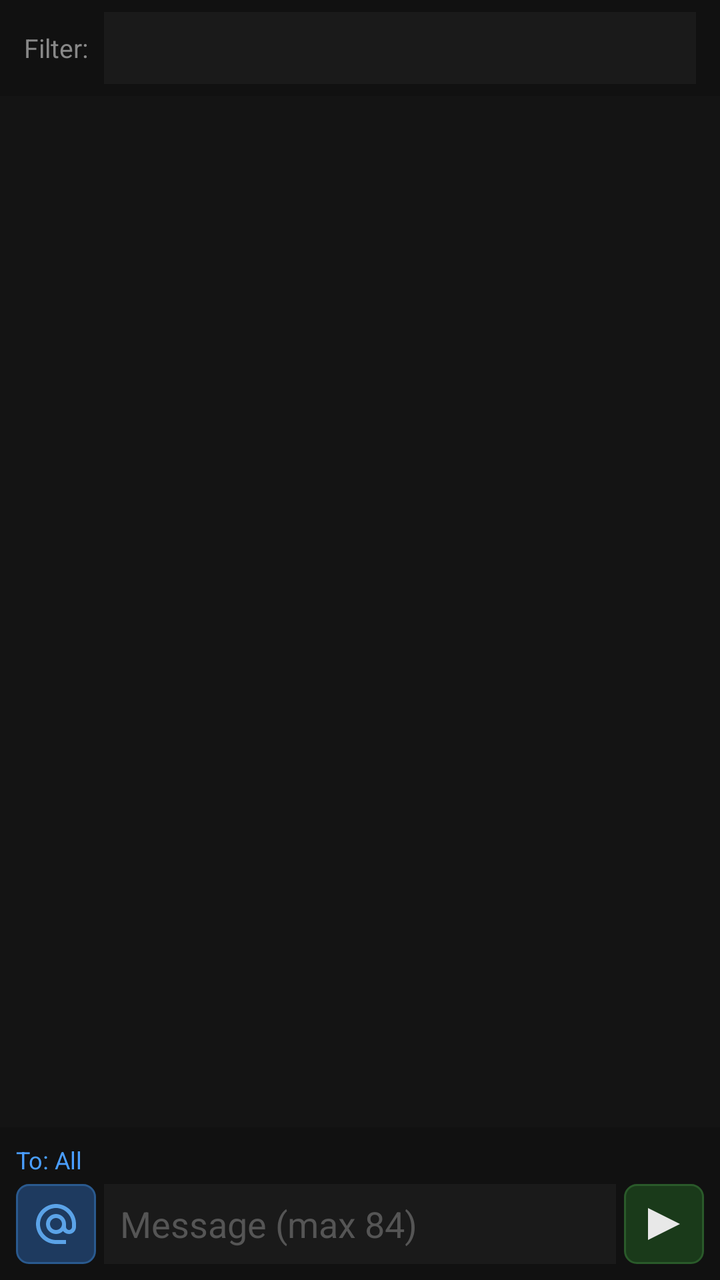
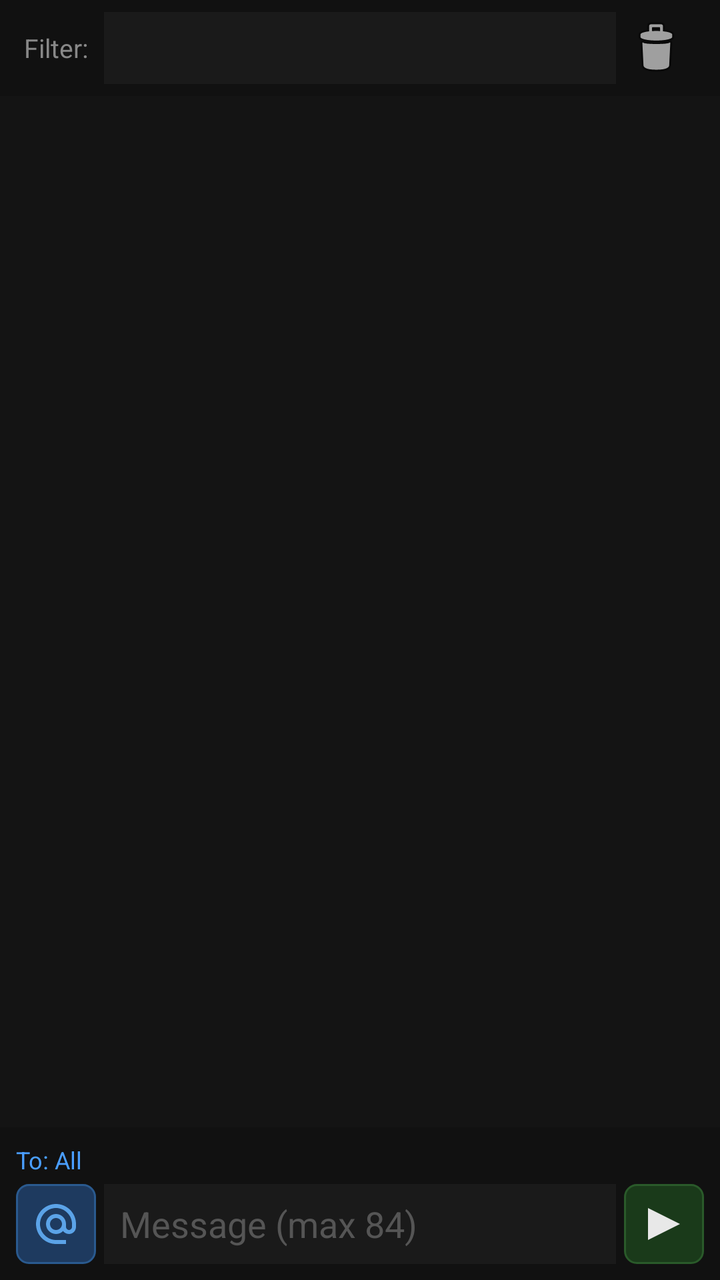

An Android layout rendered at two revisions. The XML below is the earlier revision; the diff shows what the commit changed to produce the second picture.
<!-- AndroidManifest.xml: application theme Theme.MeshTRX -->
<!-- res/layout/fragment_messages.xml -->
<?xml version="1.0" encoding="utf-8"?>
<LinearLayout xmlns:android="http://schemas.android.com/apk/res/android"
    android:layout_width="match_parent"
    android:layout_height="match_parent"
    android:orientation="vertical"
    android:background="#141414">

    
    <LinearLayout
        android:layout_width="match_parent"
        android:layout_height="wrap_content"
        android:orientation="horizontal"
        android:gravity="center_vertical"
        android:paddingHorizontal="12dp"
        android:paddingVertical="6dp"
        android:background="#111111">

        <TextView
            android:layout_width="wrap_content"
            android:layout_height="wrap_content"
            android:text="@string/filter"
            android:textColor="#888888"
            android:textSize="13sp" />

        <Spinner android:id="@+id/spinnerFilter"
            android:layout_width="0dp"
            android:layout_height="36dp"
            android:layout_weight="1"
            android:layout_marginStart="8dp"
            android:background="#1a1a1a"
            android:popupBackground="#1a1a1a" />
    </LinearLayout>

    
    <androidx.recyclerview.widget.RecyclerView
        android:id="@+id/rvMessages"
        android:layout_width="match_parent"
        android:layout_height="0dp"
        android:layout_weight="1"
        android:padding="8dp"
        android:clipToPadding="false" />

    
    <LinearLayout
        android:layout_width="match_parent"
        android:layout_height="wrap_content"
        android:orientation="vertical"
        android:padding="8dp"
        android:background="#111111">

        <TextView android:id="@+id/tvDest"
            android:layout_width="wrap_content"
            android:layout_height="wrap_content"
            android:text="@string/to_all"
            android:textColor="#4a9eff"
            android:textSize="12sp"
            android:layout_marginBottom="4dp" />

        <LinearLayout
            android:layout_width="match_parent"
            android:layout_height="wrap_content"
            android:orientation="horizontal">

            <ImageButton android:id="@+id/btnDest"
                android:layout_width="40dp"
                android:layout_height="40dp"
                android:src="@drawable/ic_at"
                android:background="@drawable/btn_blue"
                android:scaleType="centerInside"
                android:contentDescription="@string/callsign"
                android:enabled="false" />

            <EditText android:id="@+id/etMessage"
                android:layout_width="0dp"
                android:layout_height="40dp"
                android:layout_weight="1"
                android:hint="@string/msg_hint"
                android:textColor="#e8e8e8"
                android:textColorHint="#555555"
                android:background="#1a1a1a"
                android:paddingHorizontal="8dp"
                android:maxLength="84"
                android:inputType="text"
                android:singleLine="true"
                android:layout_marginHorizontal="4dp" />

            <ImageButton android:id="@+id/btnSend"
                android:layout_width="40dp"
                android:layout_height="40dp"
                android:src="@drawable/ic_send"
                android:background="@drawable/btn_green"
                android:scaleType="centerInside"
                android:contentDescription="@string/send"
                android:enabled="false" />

            <ImageButton android:id="@+id/btnVoice"
                android:layout_width="40dp"
                android:layout_height="40dp"
                android:src="@drawable/ic_mic"
                android:background="@drawable/btn_circle_gray"
                android:scaleType="centerInside"
                android:contentDescription="Voice"
                android:layout_marginStart="4dp"
                android:visibility="gone" />
        </LinearLayout>

        
        <LinearLayout android:id="@+id/layoutRecording"
            android:layout_width="match_parent"
            android:layout_height="40dp"
            android:orientation="horizontal"
            android:gravity="center_vertical"
            android:visibility="gone"
            android:layout_marginTop="4dp">
            <View android:id="@+id/viewRecDot"
                android:layout_width="10dp"
                android:layout_height="10dp"
                android:background="#ff4444" />
            <TextView android:id="@+id/tvRecTime"
                android:layout_width="wrap_content"
                android:layout_height="wrap_content"
                android:text="0:00"
                android:textColor="#ff4444"
                android:textSize="14sp"
                android:layout_marginStart="8dp" />
            <ProgressBar android:id="@+id/pbRecLevel"
                style="@android:style/Widget.ProgressBar.Horizontal"
                android:layout_width="0dp"
                android:layout_height="6dp"
                android:layout_weight="1"
                android:layout_marginHorizontal="12dp"
                android:max="5000" />
            <TextView android:id="@+id/tvRecCancel"
                android:layout_width="wrap_content"
                android:layout_height="wrap_content"
                android:text="@string/cancel"
                android:textColor="#888888"
                android:textSize="12sp"
                android:padding="8dp" />
        </LinearLayout>
    </LinearLayout>

</LinearLayout>
<!-- resources referenced by this layout -->
<resources>
  <!-- drawable btn_blue (drawable) -->
  <?xml version="1.0" encoding="utf-8"?>
  <shape xmlns:android="http://schemas.android.com/apk/res/android"
      android:shape="rectangle">
      <solid android:color="#1e3a5f" />
      <stroke android:width="1dp" android:color="#2a5a8f" />
      <corners android:radius="6dp" />
  </shape>
  <!-- drawable btn_circle_gray (drawable) -->
  <?xml version="1.0" encoding="utf-8"?>
  <shape xmlns:android="http://schemas.android.com/apk/res/android"
      android:shape="oval">
      <solid android:color="#222222" />
      <stroke android:width="1dp" android:color="#333333" />
  </shape>
  <!-- drawable btn_green (drawable) -->
  <?xml version="1.0" encoding="utf-8"?>
  <shape xmlns:android="http://schemas.android.com/apk/res/android"
      android:shape="rectangle">
      <solid android:color="#1a3a1a" />
      <stroke android:width="1dp" android:color="#2a5a2a" />
      <corners android:radius="6dp" />
  </shape>
  <!-- drawable ic_at (drawable) -->
  <?xml version="1.0" encoding="utf-8"?>
  <vector xmlns:android="http://schemas.android.com/apk/res/android"
      android:width="24dp"
      android:height="24dp"
      android:viewportWidth="24"
      android:viewportHeight="24">
      <path
          android:fillColor="#5ba3e8"
          android:pathData="M12,2C6.48,2 2,6.48 2,12s4.48,10 10,10h5v-2h-5c-4.34,0 -8,-3.66 -8,-8s3.66,-8 8,-8 8,3.66 8,8v1.43c0,0.79 -0.71,1.57 -1.5,1.57s-1.5,-0.78 -1.5,-1.57V12c0,-2.76 -2.24,-5 -5,-5s-5,2.24 -5,5 2.24,5 5,5c1.38,0 2.64,-0.56 3.54,-1.47 0.65,0.89 1.77,1.47 2.96,1.47 1.97,0 3.5,-1.6 3.5,-3.57V12c0,-5.52 -4.48,-10 -10,-10zM12,15c-1.66,0 -3,-1.34 -3,-3s1.34,-3 3,-3 3,1.34 3,3 -1.34,3 -3,3z" />
  </vector>
  <!-- drawable ic_mic (drawable) -->
  <vector xmlns:android="http://schemas.android.com/apk/res/android"
      android:width="24dp"
      android:height="24dp"
      android:viewportWidth="24"
      android:viewportHeight="24">
      <path
          android:fillColor="#4ade80"
          android:pathData="M12,14c1.66,0 2.99,-1.34 2.99,-3L15,5c0,-1.66 -1.34,-3 -3,-3S9,3.34 9,5v6c0,1.66 1.34,3 3,3zM17.3,11c0,3 -2.54,5.1 -5.3,5.1S6.7,14 6.7,11H5c0,3.41 2.72,6.23 6,6.72V21h2v-3.28c3.28,-0.48 6,-3.3 6,-6.72h-1.7z"/>
  </vector>
  <!-- drawable ic_send (drawable) -->
  <?xml version="1.0" encoding="utf-8"?>
  <vector xmlns:android="http://schemas.android.com/apk/res/android"
      android:width="24dp"
      android:height="24dp"
      android:viewportWidth="24"
      android:viewportHeight="24">
      <path
          android:fillColor="#e8e8e8"
          android:pathData="M4,4 L20,12 L4,20 Z" />
  </vector>
  <string name="callsign">Callsign</string>
  <string name="cancel">Cancel</string>
  <string name="filter">Filter:</string>
  <string name="msg_hint">Message (max 84)</string>
  <string name="send">Send</string>
  <string name="to_all">To: All</string>
  <style name="Theme.MeshTRX" parent="Theme.MaterialComponents.NoActionBar">
          <item name="colorPrimary">#4ade80</item>
          <item name="colorPrimaryVariant">#2d5a2d</item>
          <item name="colorOnPrimary">#141414</item>
          <item name="colorSecondary">#5ba3e8</item>
          <item name="colorOnSecondary">#141414</item>
          <item name="android:windowBackground">#141414</item>
          <item name="android:statusBarColor">#141414</item>
          <item name="android:navigationBarColor">#111111</item>
          <item name="android:windowLightStatusBar">false</item>
      </style>
</resources>

<!-- the commit's change to res/layout/fragment_messages.xml (unified diff, before → after) -->
@@ -29,6 +29,15 @@
             android:layout_marginStart="8dp"
             android:background="#1a1a1a"
             android:popupBackground="#1a1a1a" />
+
+        
+        <ImageButton android:id="@+id/btnClearChat"
+            android:layout_width="40dp"
+            android:layout_height="36dp"
+            android:src="@android:drawable/ic_menu_delete"
+            android:background="?android:attr/selectableItemBackground"
+            android:scaleType="centerInside"
+            android:contentDescription="@string/clear_chat" />
     </LinearLayout>
 
     
<!-- resource entries referenced after the edit -->
@@ -57,6 +57,7 @@
   </vector>
   <string name="callsign">Callsign</string>
   <string name="cancel">Cancel</string>
+  <string name="clear_chat">Clear chat history</string>
   <string name="filter">Filter:</string>
   <string name="msg_hint">Message (max 84)</string>
   <string name="send">Send</string>
